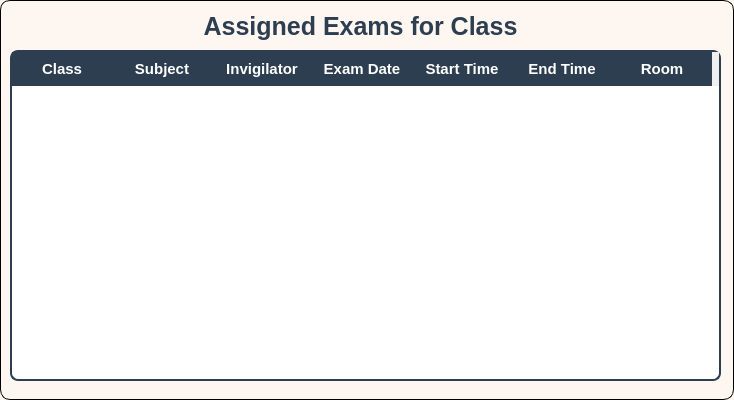
Old version of the form StudentPanel/StudentExam.ui in the repository sarimkhan4/SchoolManagementSystem.
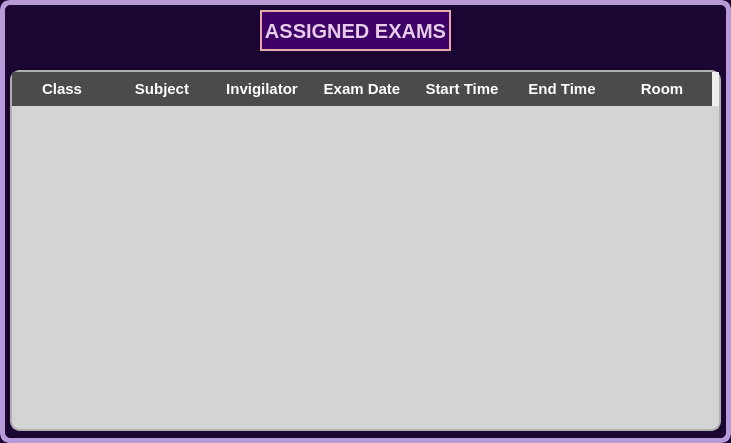
New version of the form.

The edit to the form file:
```diff
--- a/StudentPanel/StudentExam.ui
+++ b/StudentPanel/StudentExam.ui
@@ -6,8 +6,8 @@
    <rect>
     <x>0</x>
     <y>0</y>
-    <width>734</width>
-    <height>400</height>
+    <width>731</width>
+    <height>443</height>
    </rect>
   </property>
   <property name="windowTitle">
@@ -15,18 +15,18 @@
   </property>
   <property name="styleSheet">
    <string notr="true">QDialog#StudentExam {
-        background-color: #fef6f0   ;
-        border: 1px solid black;
+       background-color:#1B0633;
+border:5px solid #B89AD8;
         border-radius: 10%;
 }</string>
   </property>
   <widget class="QLabel" name="titleLabel">
    <property name="geometry">
     <rect>
-     <x>70</x>
+     <x>260</x>
      <y>10</y>
-     <width>581</width>
-     <height>33</height>
+     <width>191</width>
+     <height>41</height>
     </rect>
    </property>
    <property name="font">
@@ -37,12 +37,17 @@
    </property>
    <property name="styleSheet">
     <string notr="true">QLabel#titleLabel {
-        font-size: 25px;
-color: #2c3e50 ;
+  background-color: #3E0066;
+  color: #E6CCE7;
+  border: 2px solid #E7A9A9;
+  font-weight: bold;
+  font-size: 20px;
+  text-align: center;
+
 }</string>
    </property>
    <property name="text">
-    <string>Assigned Exams for Class</string>
+    <string>ASSIGNED EXAMS</string>
    </property>
    <property name="alignment">
     <set>Qt::AlignmentFlag::AlignCenter</set>
@@ -52,28 +57,30 @@
    <property name="geometry">
     <rect>
      <x>10</x>
-     <y>50</y>
+     <y>70</y>
      <width>711</width>
-     <height>331</height>
+     <height>361</height>
     </rect>
    </property>
    <property name="styleSheet">
     <string notr="true">QTableWidget#tableWidget {
-    border: 1.5px solid #2c3e50;
-    border-radius: 8px;
-    background-color: #ffffff;
+  border: 1.5px solid #b0b0b0;  /* Softer grey border */
+    border-radius: 10px;
+    background-color: #d4d4d4;    /* Lighter table background */
     font-family: 'Segoe UI', sans-serif;
     font-size: 11pt;
-    color: #2c3e50;
-    gridline-color: #ecf0f1;
-    alternate-background-color: #f7f9fa;
-    selection-background-color: #d6eaf8;
-    selection-color: #1a252f;
+    color: #1f1f1f;
+    gridline-color: #bcbcbc;      /* Mid grey grid lines */
+    alternate-background-color: #e2e2e2;  /* Subtle row alternation */
+    selection-background-color: #b0b0b0;  /* Visible selection */
+    selection-color: #000000;
+    font-weight: 500;
+
 }
 
 QHeaderView::section {
-    background-color: #2c3e50;
-    color: white;
+    background-color: #4b4b4b;    /* Darker grey header */
+    color: #ffffff;               /* Light font for contrast */
     font-weight: bold;
     font-size: 11pt;
     padding: 6px;
@@ -82,18 +89,20 @@
 }
 
 QTableWidget QTableCornerButton::section {
-    background-color: #2c3e50;
+   background-color: #8a8a8a;    /* Match header color */
     border: none;
 }
 
 QTableWidget::item {
-    padding: 8px 10px;
-    font-size: 9pt;
+      padding: 8px 10px;
+    font-size: 10pt;
+    color: #1f1f1f;
+    background-color: transparent;
 }
 
 QTableWidget::item:selected {
-    background-color: #d6eaf8;
-    color: #1a252f;
+    background-color: #b0b0b0;
+    color: #000000;
 }
 </string>
    </property>
```
